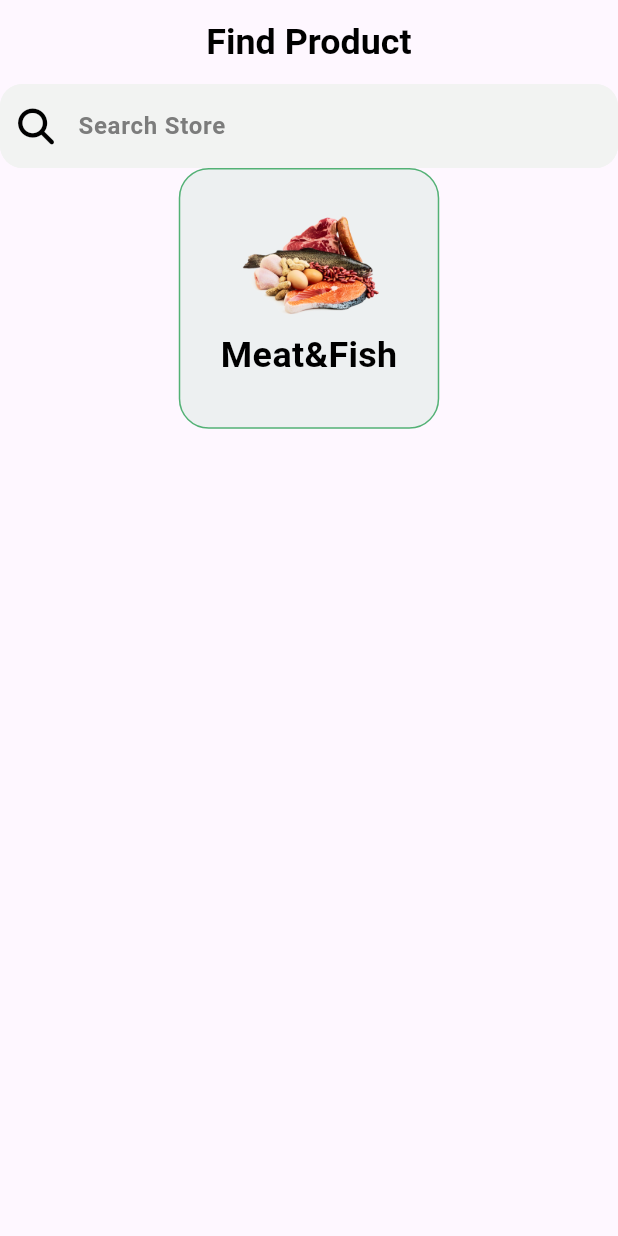
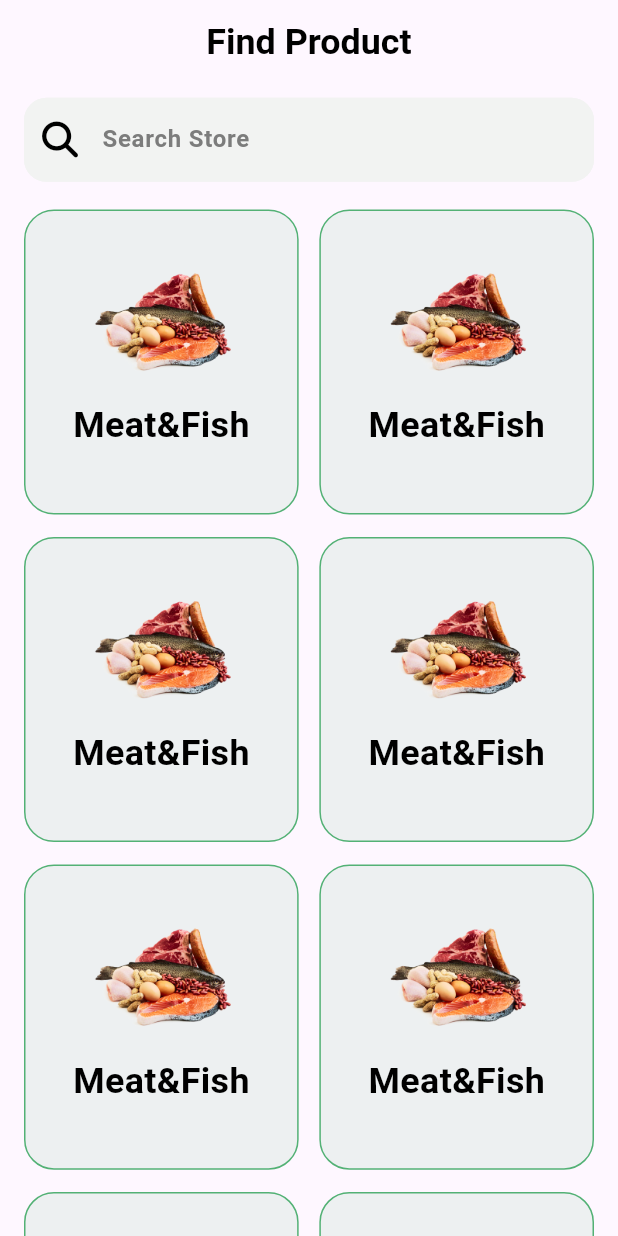
Before and after one commit to yousefmohamed35/Nectar_app, a Flutter app: the screen it shows after launch, on a phone screen of 412 x 824 dp. Run offline on Flutter 3.47's test engine with Material 3 defaults, Android fonts, the phone set to English and light mode, and no system bars; our stand-ins replace carousel_slider, device_preview, dio, flutter_screenutil, font_awesome_flutter, shared_preferences; Roboto replaces fonts that are missing (Gilroy-Medium).

Commit message:
finish grid view item for exploer view

```diff
--- a/lib/views/exploer_view.dart
+++ b/lib/views/exploer_view.dart
@@ -1,6 +1,7 @@
 import 'package:flutter/material.dart';
-import 'package:nectarapp/widgets/custom_item_for_explore_view.dart';
+import 'package:flutter_screenutil/flutter_screenutil.dart';
 import 'package:nectarapp/widgets/custom_search_bar.dart';
+import 'package:nectarapp/widgets/grid_view_item_exploer.dart';
 import 'package:nectarapp/widgets/header_text.dart';
 
 class ExploreView extends StatelessWidget {
@@ -10,14 +11,38 @@ class ExploreView extends StatelessWidget {
   Widget build(BuildContext context) {
     return Scaffold(
       appBar: AppBar(
+        scrolledUnderElevation: 3,
         centerTitle: true,
         title: const HeaderText(text: 'Find Product'),
       ),
-      body: Column(
-        children: [
-        CustomSearchBar(),
-        CustomItemForExploreView(),
-      ],),
+      body: ExploerViewBody(),
     );
   }
 }
+
+class ExploerViewBody extends StatelessWidget {
+  const ExploerViewBody({
+    super.key,
+  });
+
+  @override
+  Widget build(BuildContext context) {
+    return SingleChildScrollView(
+      child: Padding(
+        padding: const EdgeInsets.symmetric(horizontal: 16),
+        child: Column(
+          children: [
+            SizedBox(
+              height: 10.h,
+            ),
+            const CustomSearchBar(),
+            SizedBox(
+              height: 20.h,
+            ),
+          const  GridViewItemExploerView(),
+          ],
+        ),
+      ),
+    );
+  }
+}
--- a/lib/widgets/custom_item_for_explore_view.dart
+++ b/lib/widgets/custom_item_for_explore_view.dart
@@ -12,15 +12,15 @@ class CustomItemForExploreView extends StatelessWidget {
       height: 189.11.h,
       decoration: BoxDecoration(
         borderRadius: BorderRadius.circular(20),
-        border: Border.all(color: Color(0xff53B175)),
-        color: Color(0xff53B175).withOpacity(0.1),
+        border: Border.all(color:const Color(0xff53B175)),
+        color: const Color(0xff53B175).withOpacity(0.1),
       ),
       child: Column(
         mainAxisAlignment: MainAxisAlignment.center,
         children: [
         Image.asset('assets/images/itemimage.png',width: 102.13.w,height: 72.h,),
-        SizedBox(height: 10.h,),
-        HeaderText(text: 'Meat&Fish')
+        SizedBox(height: 20.h,),
+      const  HeaderText(text: 'Meat&Fish')
       ],),
     );
   }
--- /dev/null
+++ b/lib/widgets/grid_view_item_exploer.dart
@@ -0,0 +1,24 @@
+import 'package:flutter/material.dart';
+import 'package:flutter_screenutil/flutter_screenutil.dart';
+import 'package:nectarapp/widgets/custom_item_for_explore_view.dart';
+
+class GridViewItemExploerView extends StatelessWidget {
+  const GridViewItemExploerView({
+    super.key,
+  });
+
+  @override
+  Widget build(BuildContext context) {
+    return GridView.count(
+      crossAxisCount: 2,
+      shrinkWrap: true,
+      physics: const NeverScrollableScrollPhysics(),
+      mainAxisSpacing: 15.w,
+      crossAxisSpacing: 15.h,
+      childAspectRatio: 0.9,
+      children: List.generate(10, (index) {
+        return const CustomItemForExploreView();
+      }),
+    );
+  }
+}
```
